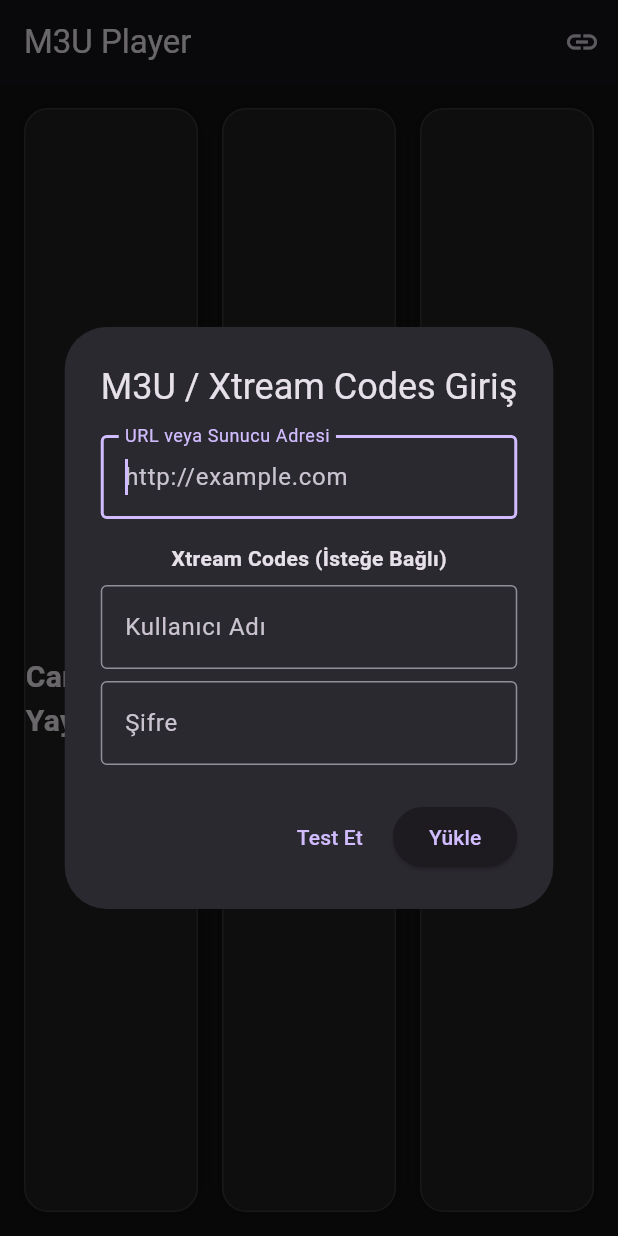
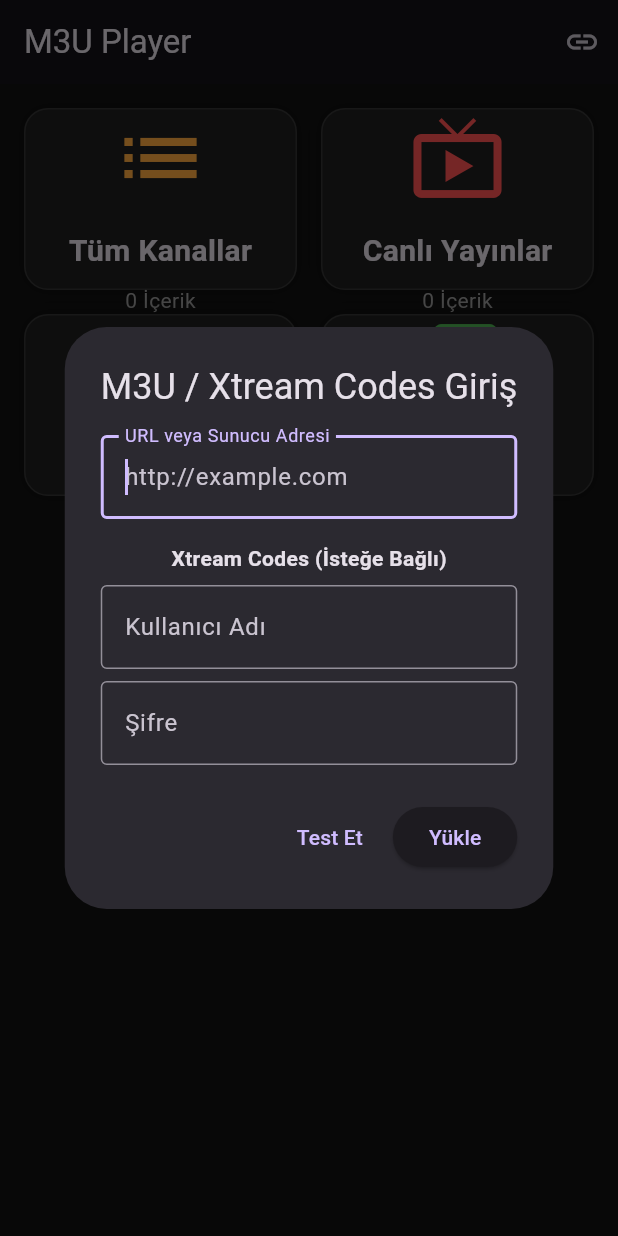
Before and after one commit to kudretakn/M3U-Player, a Flutter app: the screen it shows after launch, on a phone screen of 412 x 824 dp. Run offline on Flutter 3.47's test engine with Material 3 defaults, Android fonts, the light colour scheme and no system bars; our stand-ins replace chewie, video_player, wakelock_plus.

Commit message:
Add All Channels button to Dashboard and verify parser logic

```diff
--- a/lib/screens/dashboard_screen.dart
+++ b/lib/screens/dashboard_screen.dart
@@ -283,22 +283,30 @@ class _DashboardScreenState extends State<DashboardScreen> {
                           ),
                         ),
                       Expanded(
-                        child: Row(
+                        child: GridView.count(
+                          crossAxisCount: 2,
+                          crossAxisSpacing: 16,
+                          mainAxisSpacing: 16,
+                          childAspectRatio: 1.5,
                           children: [
+                            _buildCategoryCard(
+                              'Tüm Kanallar',
+                              Icons.list,
+                              Colors.orangeAccent,
+                              null, // Null category means ALL
+                            ),
                             _buildCategoryCard(
                               'Canlı Yayınlar',
                               Icons.live_tv,
                               Colors.redAccent,
                               ChannelCategory.live,
                             ),
-                            const SizedBox(width: 16),
                             _buildCategoryCard(
                               'Filmler',
                               Icons.movie,
                               Colors.blueAccent,
                               ChannelCategory.movie,
                             ),
-                            const SizedBox(width: 16),
                             _buildCategoryCard(
                               'Diziler',
                               Icons.video_library,
@@ -315,8 +323,10 @@ class _DashboardScreenState extends State<DashboardScreen> {
   }
 
   Widget _buildCategoryCard(
-      String title, IconData icon, Color color, ChannelCategory category) {
-    final count = allChannels.where((c) => c.category == category).length;
+      String title, IconData icon, Color color, ChannelCategory? category) {
+    final count = category == null
+        ? allChannels.length
+        : allChannels.where((c) => c.category == category).length;
     return Expanded(
       child: GestureDetector(
         onTap: () => _navigateToCategory(category),
```
Also changed, not shown: 1 other file.
